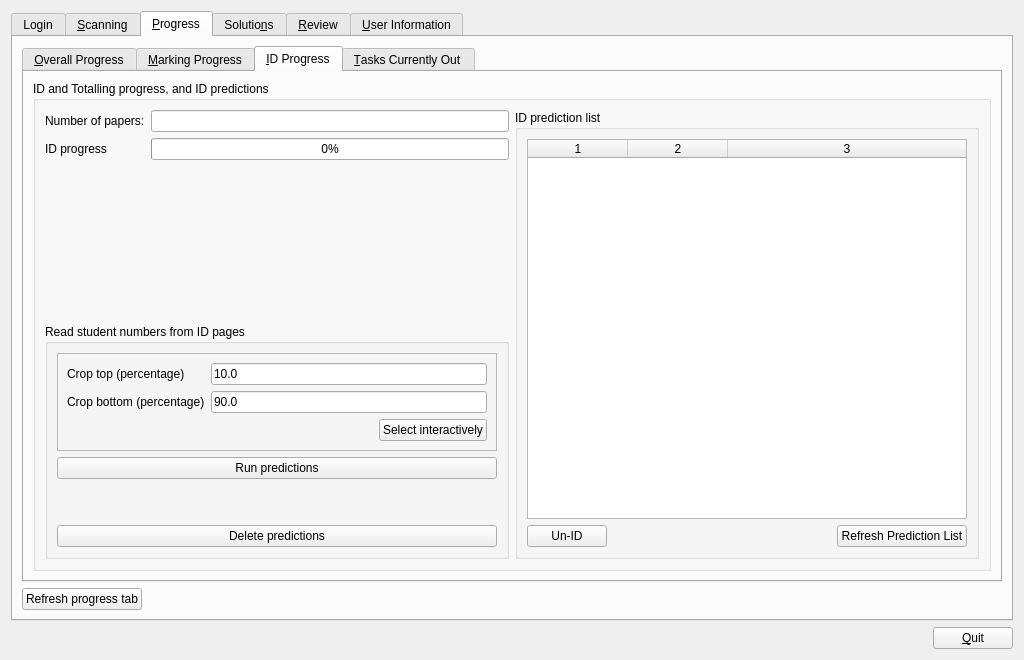
The window that qtCreatorFiles/ui_manager.ui (plomgrading/plom) describes before a commit, drawn with Qt 5.
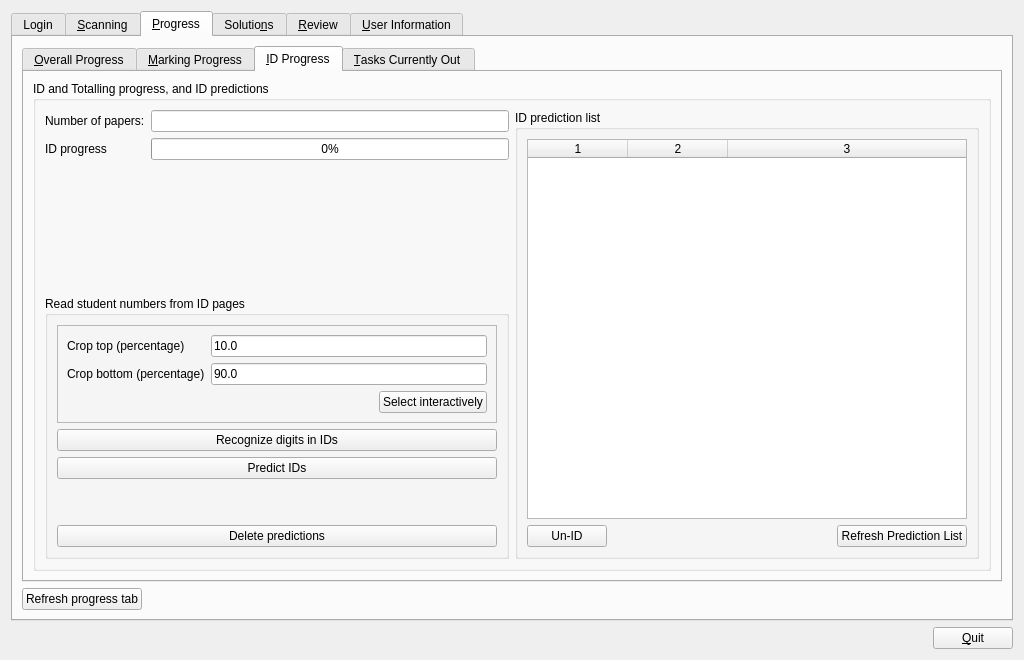
The same window after the commit. The open tabs and pages were chosen to show the change.

Commit message:
Split prediction running from LAP solving
Don't use a thread/subprocess for the LAP solver, just run it inline.
Hopefully that means it runs within 60 seconds, including the time to
load all the probabilities from disc: that needs to be confirmed on
large dataset.  LAPsolvers docs say 3 seconds for 5000x5000 so that
aspect is not likely to be bottleneck.

```diff
--- a/qtCreatorFiles/ui_manager.ui
+++ b/qtCreatorFiles/ui_manager.ui
@@ -829,10 +829,20 @@
                      </layout>
                     </widget>
                    </item>
+                   <item>
+                    <widget class="QPushButton" name="machineReadButton">
+                     <property name="toolTip">
+                      <string>Maachine read the digits from the ID pages</string>
+                     </property>
+                     <property name="text">
+                      <string>Recognize digits in IDs</string>
+                     </property>
+                    </widget>
+                   </item>
                    <item>
                     <widget class="QPushButton" name="predictButton">
                      <property name="text">
-                      <string>Run predictions</string>
+                      <string>Predict IDs</string>
                      </property>
                     </widget>
                    </item>
```
Left out of the diff: 5 changed lines with no effect on the pictures. The commit also changes 9 other files.
